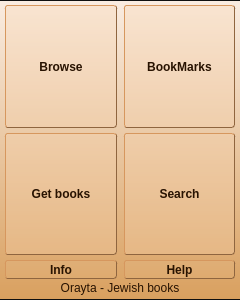
MosheWagner/Orayta-QT, file qt5/Mobile/mobileapp.ui: the form before one commit.
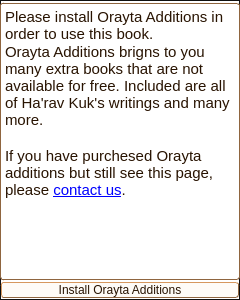
The form after the commit. The open tabs and pages were chosen to show the change. Icons and pictures are not drawn. Custom widgets are drawn as their Qt base class.

What changed in the file:
```diff
--- a/qt5/Mobile/mobileapp.ui
+++ b/qt5/Mobile/mobileapp.ui
@@ -5324,6 +5324,119 @@
        </property>
       </layout>
      </widget>
+     <widget class="QWidget" name="kukaytaPage">
+      <layout class="QVBoxLayout" name="verticalLayout_30">
+       <property name="spacing">
+        <number>0</number>
+       </property>
+       <property name="leftMargin">
+        <number>0</number>
+       </property>
+       <property name="topMargin">
+        <number>0</number>
+       </property>
+       <property name="rightMargin">
+        <number>0</number>
+       </property>
+       <property name="bottomMargin">
+        <number>0</number>
+       </property>
+       <item>
+        <widget class="QStackedWidget" name="kukaytaArea">
+         <property name="currentIndex">
+          <number>1</number>
+         </property>
+         <widget class="QWidget" name="noKukayta">
+          <layout class="QVBoxLayout" name="verticalLayout_31">
+           <property name="spacing">
+            <number>1</number>
+           </property>
+           <property name="leftMargin">
+            <number>0</number>
+           </property>
+           <property name="topMargin">
+            <number>0</number>
+           </property>
+           <property name="rightMargin">
+            <number>0</number>
+           </property>
+           <property name="bottomMargin">
+            <number>0</number>
+           </property>
+           <item>
+            <widget class="QTextBrowser" name="textBrowser">
+             <property name="html">
+              <string>&lt;!DOCTYPE HTML PUBLIC &quot;-//W3C//DTD HTML 4.0//EN&quot; &quot;http://www.w3.org/TR/REC-html40/strict.dtd&quot;&gt;
+&lt;html&gt;&lt;head&gt;&lt;meta name=&quot;qrichtext&quot; content=&quot;1&quot; /&gt;&lt;style type=&quot;text/css&quot;&gt;
+p, li { white-space: pre-wrap; }
+&lt;/style&gt;&lt;/head&gt;&lt;body style=&quot; font-family:'Sans Serif'; font-size:9pt; font-weight:400; font-style:normal;&quot;&gt;
+&lt;p style=&quot; margin-top:0px; margin-bottom:0px; margin-left:0px; margin-right:0px; -qt-block-indent:0; text-indent:0px;&quot;&gt;&lt;span style=&quot; font-family:'Ubuntu'; font-size:11pt;&quot;&gt;Please install Orayta Additions in order to use this book.&lt;/span&gt;&lt;/p&gt;
+&lt;p style=&quot; margin-top:0px; margin-bottom:0px; margin-left:0px; margin-right:0px; -qt-block-indent:0; text-indent:0px;&quot;&gt;&lt;span style=&quot; font-family:'Ubuntu'; font-size:11pt;&quot;&gt;Orayta Additions brigns to you many extra books that are not available for free. Included are all of Ha'rav Kuk's writings and many more.&lt;/span&gt;&lt;/p&gt;
+&lt;p style=&quot;-qt-paragraph-type:empty; margin-top:0px; margin-bottom:0px; margin-left:0px; margin-right:0px; -qt-block-indent:0; text-indent:0px; font-family:'Ubuntu'; font-size:11pt;&quot;&gt;&lt;br /&gt;&lt;/p&gt;
+&lt;p style=&quot; margin-top:0px; margin-bottom:0px; margin-left:0px; margin-right:0px; -qt-block-indent:0; text-indent:0px;&quot;&gt;&lt;span style=&quot; font-family:'Ubuntu'; font-size:11pt;&quot;&gt;If you have purchesed Orayta additions but still see this page, please &lt;/span&gt;&lt;a href=&quot;mailto:orayta.book@gmail.com?subject=i have purchased orayta additions but they are unavailable&quot;&gt;&lt;span style=&quot; font-family:'Ubuntu'; font-size:11pt; text-decoration: underline; color:#0000ff;&quot;&gt;contact us&lt;/span&gt;&lt;/a&gt;&lt;span style=&quot; font-family:'Ubuntu'; font-size:11pt;&quot;&gt;.&lt;/span&gt;&lt;/p&gt;&lt;/body&gt;&lt;/html&gt;</string>
+             </property>
+            </widget>
+           </item>
+           <item>
+            <layout class="QHBoxLayout" name="horizontalLayout_22">
+             <item>
+              <widget class="QPushButton" name="installKukaytaBTN">
+               <property name="text">
+                <string>Install Orayta Additions</string>
+               </property>
+              </widget>
+             </item>
+            </layout>
+           </item>
+          </layout>
+         </widget>
+         <widget class="QWidget" name="downloadRequest">
+          <layout class="QVBoxLayout" name="verticalLayout_32">
+           <property name="spacing">
+            <number>1</number>
+           </property>
+           <property name="leftMargin">
+            <number>0</number>
+           </property>
+           <property name="topMargin">
+            <number>0</number>
+           </property>
+           <property name="rightMargin">
+            <number>0</number>
+           </property>
+           <property name="bottomMargin">
+            <number>0</number>
+           </property>
+           <item>
+            <widget class="QTextBrowser" name="textBrowser_2">
+             <property name="html">
+              <string>&lt;!DOCTYPE HTML PUBLIC &quot;-//W3C//DTD HTML 4.0//EN&quot; &quot;http://www.w3.org/TR/REC-html40/strict.dtd&quot;&gt;
+&lt;html&gt;&lt;head&gt;&lt;meta name=&quot;qrichtext&quot; content=&quot;1&quot; /&gt;&lt;style type=&quot;text/css&quot;&gt;
+p, li { white-space: pre-wrap; }
+&lt;/style&gt;&lt;/head&gt;&lt;body style=&quot; font-family:'Sans Serif'; font-size:9pt; font-weight:400; font-style:normal;&quot;&gt;
+&lt;p style=&quot; margin-top:0px; margin-bottom:0px; margin-left:0px; margin-right:0px; -qt-block-indent:0; text-indent:0px;&quot;&gt;&lt;span style=&quot; font-family:'Ubuntu'; font-size:11pt;&quot;&gt;Thank you for purchasing orayta additions.&lt;/span&gt;&lt;/p&gt;
+&lt;p style=&quot; margin-top:0px; margin-bottom:0px; margin-left:0px; margin-right:0px; -qt-block-indent:0; text-indent:0px;&quot;&gt;&lt;span style=&quot; font-family:'Ubuntu'; font-size:11pt;&quot;&gt;Press Ok to download the books you paid for, or 'back' to cancel.&lt;/span&gt;&lt;/p&gt;
+&lt;p style=&quot; margin-top:0px; margin-bottom:0px; margin-left:0px; margin-right:0px; -qt-block-indent:0; text-indent:0px;&quot;&gt;&lt;span style=&quot; font-family:'Ubuntu'; font-size:11pt;&quot;&gt;You can always do this later through the download option on the main screen.&lt;/span&gt;&lt;/p&gt;&lt;/body&gt;&lt;/html&gt;</string>
+             </property>
+            </widget>
+           </item>
+           <item>
+            <layout class="QHBoxLayout" name="horizontalLayout_24">
+             <item>
+              <widget class="QPushButton" name="dlKukaytaBooksBTN">
+               <property name="text">
+                <string>Ok</string>
+               </property>
+              </widget>
+             </item>
+            </layout>
+           </item>
+          </layout>
+         </widget>
+        </widget>
+       </item>
+      </layout>
+     </widget>
     </widget>
    </item>
   </layout>
```
